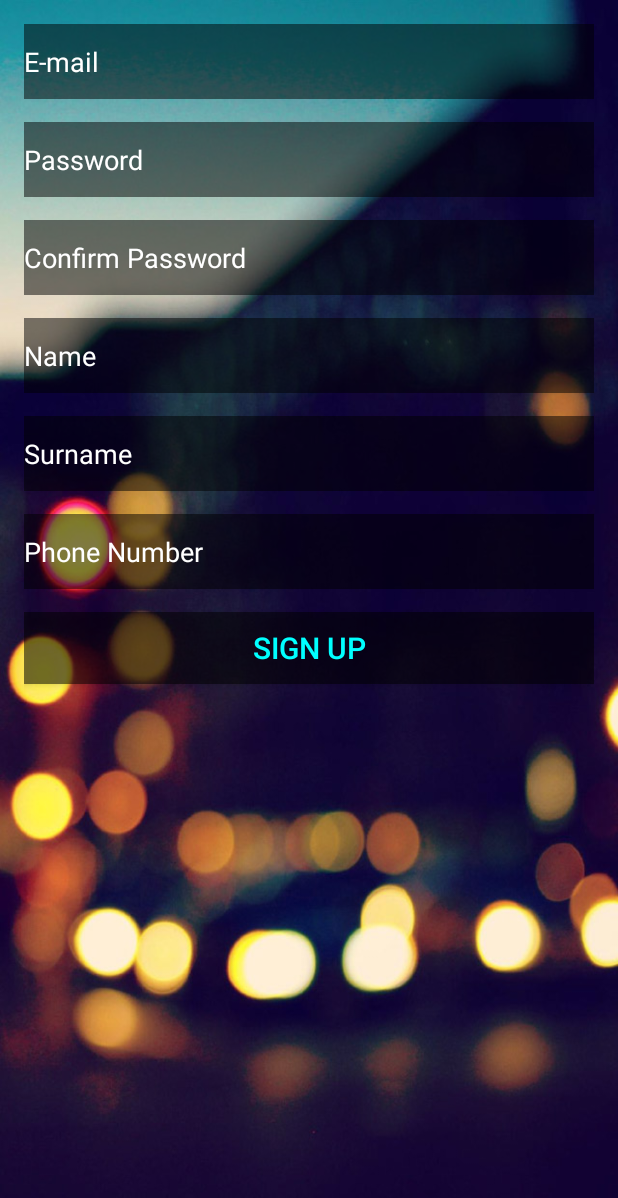
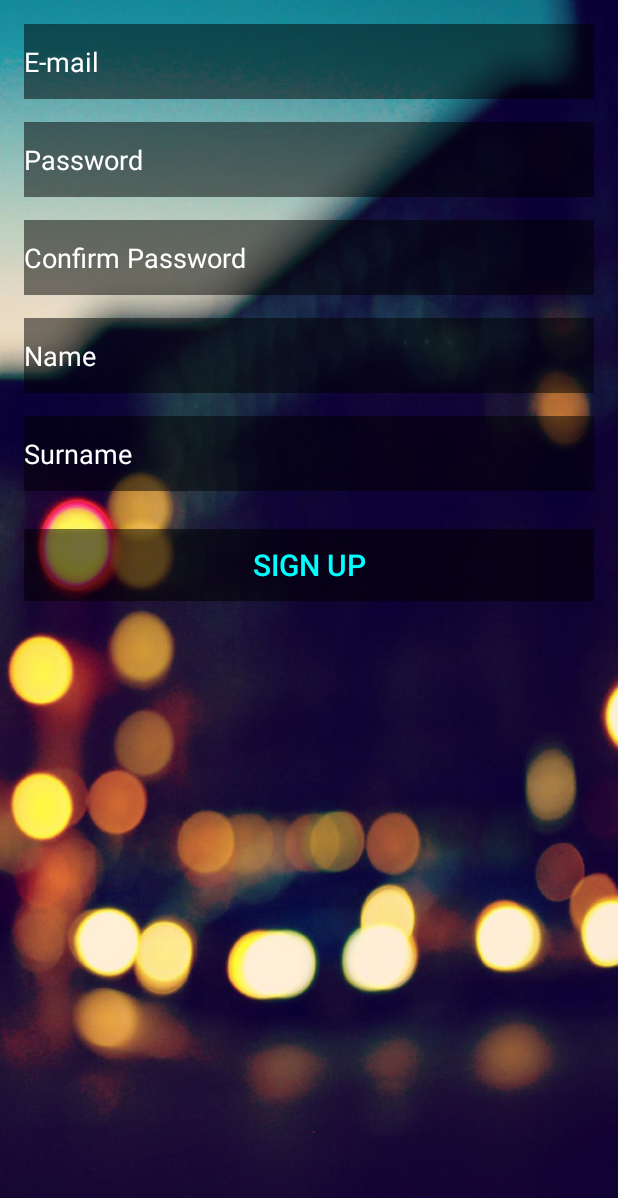
Before and after one commit to omerakin/Lets_Event_Application, an Android app: the layout activity_sign_up.xml on its own in the app's theme, with its tools: preview values and no code run, on a phone screen of 412 x 824 dp. Shown: the top 1198 px of the screen. Run offline under Robolectric (Android 15) with nearby library versions, the phone set to English and light mode, and no system bars.

```diff
--- a/app/src/main/java/com/example/akin_/letseventapplication/SignUpActivity.java
+++ b/app/src/main/java/com/example/akin_/letseventapplication/SignUpActivity.java
@@ -50,7 +50,6 @@ public class SignUpActivity extends AppCompatActivity {
         testAccount.put("Password", passwordET);
         testAccount.put("Name", nameET);
         testAccount.put("Surname", surnameET);
-        testAccount.put("Phone_number", phoneNumberET);
         testAccount.saveInBackground();
 
         Intent intent = new Intent(this,MainActivity.class);
--- a/app/src/main/res/layout/activity_sign_up.xml
+++ b/app/src/main/res/layout/activity_sign_up.xml
@@ -71,16 +71,6 @@
                 android:textColor="#ffffff"
                 android:textColorHint="#ffffff"
                 android:layout_marginTop="15sp"/>
-            <EditText
-                android:layout_width="match_parent"
-                android:layout_height="50sp"
-                android:id="@+id/phoneNumber"
-                android:layout_gravity="center_horizontal"
-                android:hint="Phone Number"
-                android:background="#80000000"
-                android:textColor="#ffffff"
-                android:textColorHint="#ffffff"
-                android:layout_marginTop="15sp"/>
 
             <Button
                 android:padding="10sp"
@@ -92,7 +82,7 @@
                 android:textSize="20sp"
                 android:background="#80000000"
                 android:onClick="onRealSignup"
-                android:layout_marginTop="15sp"/>
+                android:layout_marginTop="25sp"/>
         </LinearLayout>
     </LinearLayout>
 </RelativeLayout>
```
